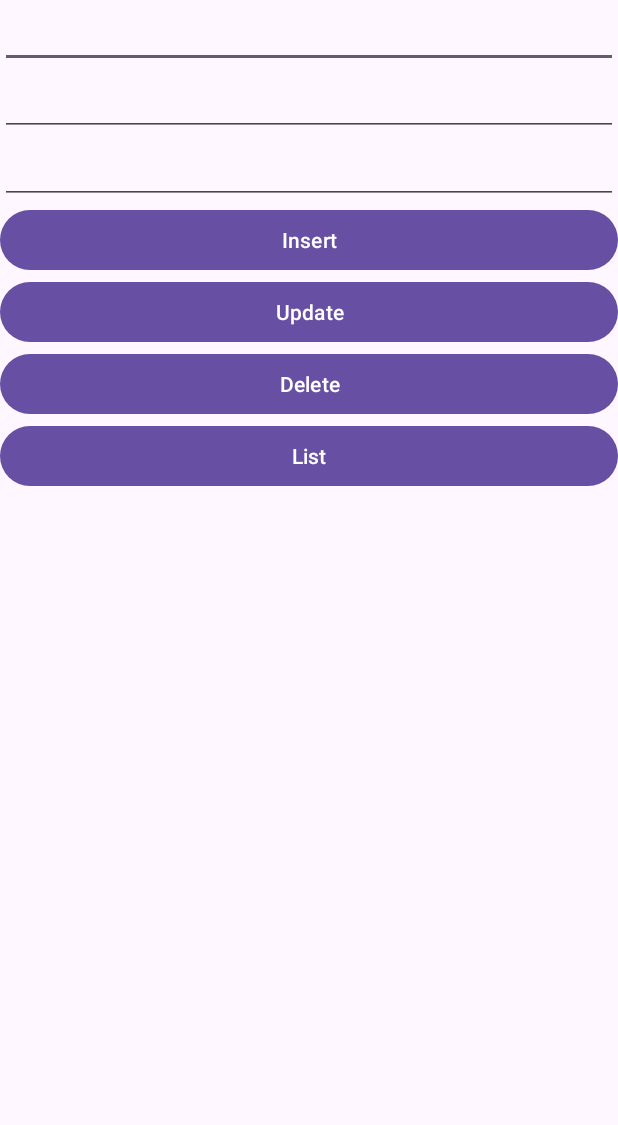
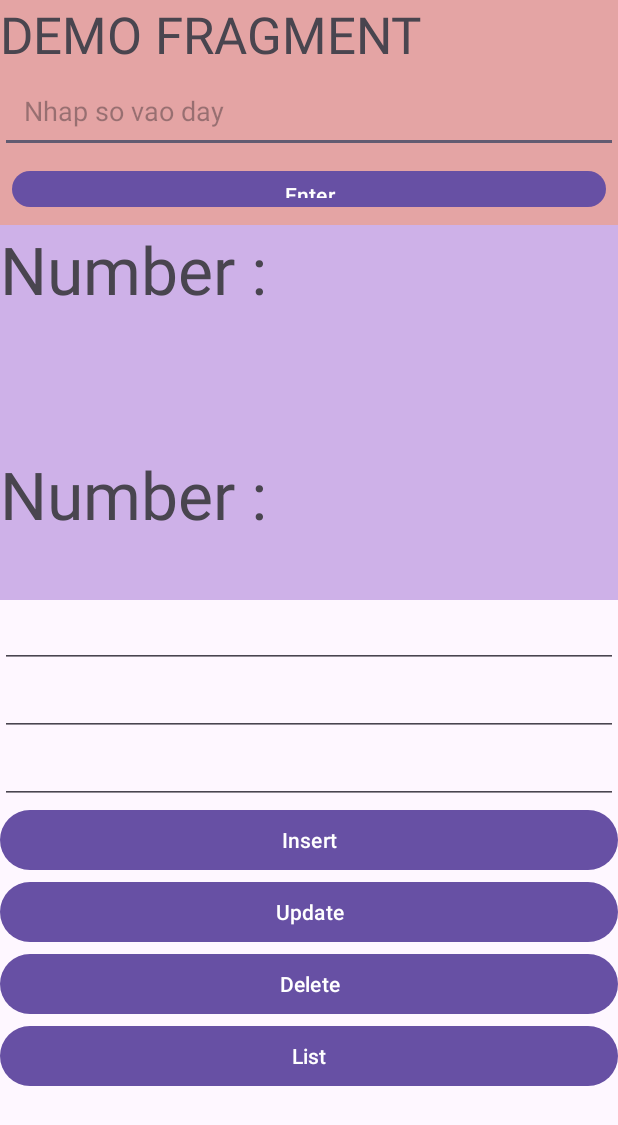
Before and after one commit to huuhuybn/Slide1-Android102, an Android app: the screen it shows after launch (MainActivity), on a phone screen of 412 x 824 dp. Shown: the top 1125 px of the screen. Run offline under Robolectric (Android 15) with nearby library versions, the phone set to English and light mode, and no system bars.

Commit message:
code slide 2

```diff
--- a/app/src/main/java/vn/poly/mob305/slide1/MainActivity.java
+++ b/app/src/main/java/vn/poly/mob305/slide1/MainActivity.java
@@ -2,6 +2,7 @@ package vn.poly.mob305.slide1;
 
 import androidx.appcompat.app.AlertDialog;
 import androidx.appcompat.app.AppCompatActivity;
+import androidx.fragment.app.FragmentTransaction;
 import androidx.recyclerview.widget.GridLayoutManager;
 import androidx.recyclerview.widget.LinearLayoutManager;
 import androidx.recyclerview.widget.RecyclerView;
@@ -20,6 +21,7 @@ import java.util.ArrayList;
 import vn.poly.mob305.slide1.adapter.NhanVienAdapter;
 import vn.poly.mob305.slide1.dao.NhanVienDAO;
 import vn.poly.mob305.slide1.db.DBHelper;
+import vn.poly.mob305.slide1.fragments.Demo2Fragment;
 import vn.poly.mob305.slide1.model.NhanVien;
 
 public class MainActivity extends AppCompatActivity {
@@ -29,6 +31,10 @@ public class MainActivity extends AppCompatActivity {
     protected void onCreate(Bundle savedInstanceState) {
         super.onCreate(savedInstanceState);
         setContentView(R.layout.activity_main);
+        Demo2Fragment demo2 = new Demo2Fragment();
+        FragmentTransaction trans = getSupportFragmentManager()
+                .beginTransaction();
+        trans.replace(R.id.container,demo2).commit();
 
         // khởi tạo class DBHelper để sử dụng
         // có thể khởi tạo class DBHelper ở bất kì đâu trên ứng dụng Android
--- /dev/null
+++ b/app/src/main/java/vn/poly/mob305/slide1/fragments/Demo2Fragment.java
@@ -0,0 +1,36 @@
+package vn.poly.mob305.slide1.fragments;
+
+import android.os.Bundle;
+import android.view.LayoutInflater;
+import android.view.View;
+import android.view.ViewGroup;
+import android.widget.EditText;
+import android.widget.TextView;
+import android.widget.Toast;
+
+import androidx.annotation.NonNull;
+import androidx.annotation.Nullable;
+import androidx.fragment.app.Fragment;
+
+import vn.poly.mob305.slide1.R;
+
+public class Demo2Fragment extends Fragment {
+
+    @Nullable
+    @Override
+    public View onCreateView(@NonNull LayoutInflater inflater,
+                             @Nullable ViewGroup container,
+                             @Nullable Bundle savedInstanceState) {
+        return inflater.inflate(R.layout.fragment_demo_2,container,false);
+    }
+
+    TextView tvNumber;
+    @Override
+    public void onViewCreated(@NonNull View view, @Nullable Bundle savedInstanceState) {
+        super.onViewCreated(view, savedInstanceState);
+        tvNumber = view.findViewById(R.id.tvNumber);
+    }
+    public void setText(String text){
+        tvNumber.setText(text);
+    }
+}
--- /dev/null
+++ b/app/src/main/java/vn/poly/mob305/slide1/fragments/DemoFragment.java
@@ -0,0 +1,38 @@
+package vn.poly.mob305.slide1.fragments;
+
+import android.os.Bundle;
+import android.view.LayoutInflater;
+import android.view.View;
+import android.view.ViewGroup;
+import android.widget.EditText;
+import android.widget.Toast;
+
+import androidx.annotation.NonNull;
+import androidx.annotation.Nullable;
+import androidx.fragment.app.Fragment;
+
+import vn.poly.mob305.slide1.R;
+
+public class DemoFragment extends Fragment {
+
+    @Nullable
+    @Override
+    public View onCreateView(@NonNull LayoutInflater inflater,
+                             @Nullable ViewGroup container,
+                             @Nullable Bundle savedInstanceState) {
+        return inflater.inflate(R.layout.fragment_demo,container,false);
+    }
+    @Override
+    public void onViewCreated(@NonNull View view, @Nullable Bundle savedInstanceState) {
+        super.onViewCreated(view, savedInstanceState);
+        // goi cac cau lenh tai day !!!!!!
+        EditText edt = view.findViewById(R.id.edtNumber);
+        view.findViewById(R.id.btnEnter).setOnClickListener(v ->{
+            Demo2Fragment demo2 =
+                    (Demo2Fragment) getActivity().
+                            getSupportFragmentManager()
+                            .findFragmentById(R.id.demo2);
+            demo2.setText(edt.getText().toString());
+        });
+    }
+}
--- a/app/src/main/res/layout/activity_main.xml
+++ b/app/src/main/res/layout/activity_main.xml
@@ -7,6 +7,22 @@
     android:orientation="vertical"
     tools:context=".MainActivity">
 
+    <fragment
+        android:id="@+id/demo"
+        android:name="vn.poly.mob305.slide1.fragments.DemoFragment"
+        android:layout_width="match_parent"
+        android:layout_height="150dp"/>
+
+    <fragment
+        android:id="@+id/demo2"
+        android:name="vn.poly.mob305.slide1.fragments.Demo2Fragment"
+        android:layout_width="match_parent"
+        android:layout_height="150dp"/>
+
+    <FrameLayout
+        android:id="@+id/container"
+        android:layout_width="match_parent"
+        android:layout_height="100dp"/>
 
     <EditText
         android:id="@+id/edtUsername"
--- /dev/null
+++ b/app/src/main/res/layout/fragment_demo.xml
@@ -0,0 +1,29 @@
+<?xml version="1.0" encoding="utf-8"?>
+<LinearLayout xmlns:android="http://schemas.android.com/apk/res/android"
+    android:orientation="vertical"
+    android:background="#E4A4A4"
+    android:layout_width="match_parent"
+    android:layout_height="match_parent">
+
+    <TextView
+        android:text="DEMO FRAGMENT"
+        android:textSize="34sp"
+        android:layout_width="match_parent"
+        android:layout_height="wrap_content"/>
+
+    <EditText
+        android:id="@+id/edtNumber"
+        android:inputType="number"
+        android:padding="16dp"
+        android:hint="Nhap so vao day"
+        android:layout_width="match_parent"
+        android:layout_height="wrap_content"/>
+
+    <Button
+        android:id="@+id/btnEnter"
+        android:layout_margin="8dp"
+        android:text="Enter"
+        android:layout_width="match_parent"
+        android:layout_height="wrap_content"/>
+
+</LinearLayout>
--- /dev/null
+++ b/app/src/main/res/layout/fragment_demo_2.xml
@@ -0,0 +1,14 @@
+<?xml version="1.0" encoding="utf-8"?>
+<LinearLayout xmlns:android="http://schemas.android.com/apk/res/android"
+    android:orientation="vertical"
+    android:background="#CEB1E8"
+    android:layout_width="match_parent"
+    android:layout_height="match_parent">
+
+    <TextView
+        android:textSize="44sp"
+        android:text="Number : "
+        android:id="@+id/tvNumber"
+        android:layout_width="match_parent"
+        android:layout_height="wrap_content"/>
+</LinearLayout>
```
Also changed, not shown: app/src/main/AndroidManifest.xml (+9 -0 lines), app/src/main/java/vn/poly/mob305/slide1/DemoPagerAdapter.java (added, +36 -0 lines), app/src/main/java/vn/poly/mob305/slide1/MainActivity2.java (added, +31 -0 lines), app/src/main/res/layout/activity_main2.xml (added, +20 -0 lines).
